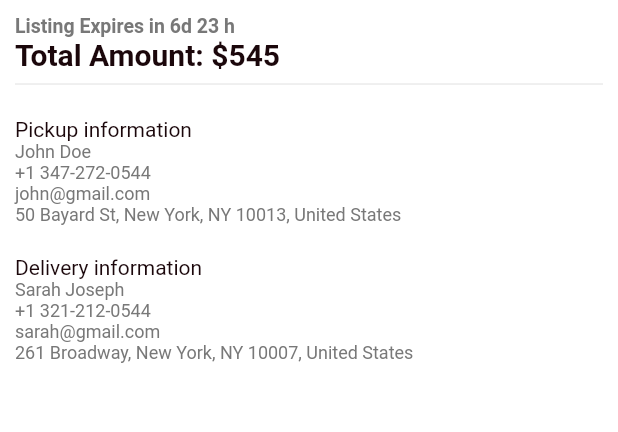
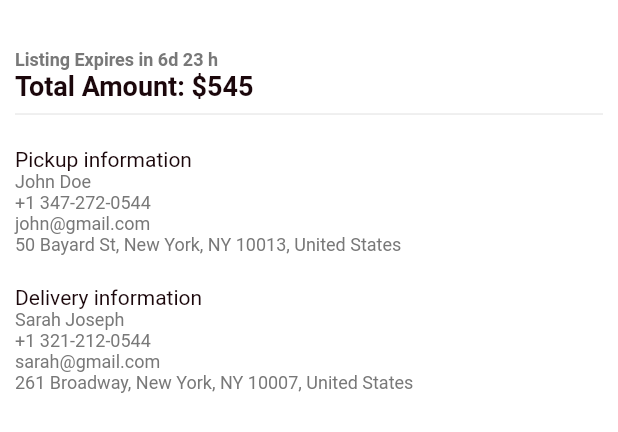
Before and after one commit to olivermendez/sendi_carrier, a Flutter app: the ListingDetails widget shown alone on an empty page, opened directly with empty values, on a phone screen of 412 x 824 dp. Shown: the top 432 px of the screen. Run offline on Flutter 3.47's test engine with Material 2 defaults, Android fonts, the light colour scheme and no system bars; our stand-ins replace country_code_picker, email_validator, image_picker; network calls fail; Roboto replaces fonts that are missing (medium).

Commit message:
Update listing_detail_page.dart

```diff
--- a/lib/pages/listing_detail_page.dart
+++ b/lib/pages/listing_detail_page.dart
@@ -23,7 +23,6 @@ class _DetailPageListingState extends State<DetailPageListing> {
           _CustomAppBar(listing),
           SliverList(
             delegate: SliverChildListDelegate([
-              ListingTitle(listing),
               ListingDetails(
                 listing: listing,
               ),
@@ -42,22 +41,6 @@ class _DetailPageListingState extends State<DetailPageListing> {
   }
 }
 
-class ListingTitle extends StatelessWidget {
-  final Listing listing;
-
-  ListingTitle(this.listing, {Key? key}) : super(key: key);
-  @override
-  Widget build(BuildContext context) {
-    return Padding(
-      padding: const EdgeInsets.all(8.0),
-      child: Text(
-        listing.title,
-        style: const TextStyle(fontSize: 25, fontWeight: FontWeight.w500),
-      ),
-    );
-  }
-}
-
 class _CustomAppBar extends StatelessWidget {
   final Listing listing;
 
@@ -70,10 +53,6 @@ class _CustomAppBar extends StatelessWidget {
       expandedHeight: 200,
       floating: false,
       pinned: true,
-      //title: const Text(
-      //  "Listing Details",
-      //  style: TextStyle(fontSize: 20, fontWeight: FontWeight.bold),
-      // s),
 
       flexibleSpace: FlexibleSpaceBar(
         titlePadding: const EdgeInsets.all(0),
@@ -123,16 +102,20 @@ class ListingDetails extends StatelessWidget {
         crossAxisAlignment: CrossAxisAlignment.start,
         children: [
           Text(
+            listing.title,
+            style: const TextStyle(fontSize: 20, fontWeight: FontWeight.w500),
+          ),
+          const Text(
             "Listing Expires in 6d 23 h",
             style: TextStyle(
-              fontSize: 13,
+              fontSize: 12,
               fontWeight: FontWeight.bold,
               color: Color(0xFF787878),
             ),
           ),
-          Text(
+          const Text(
             "Total Amount: \$545 ",
-            style: TextStyle(fontSize: 20, fontWeight: FontWeight.bold),
+            style: TextStyle(fontSize: 18, fontWeight: FontWeight.bold),
           ),
           const Divider(),
           Column(children: [
```
